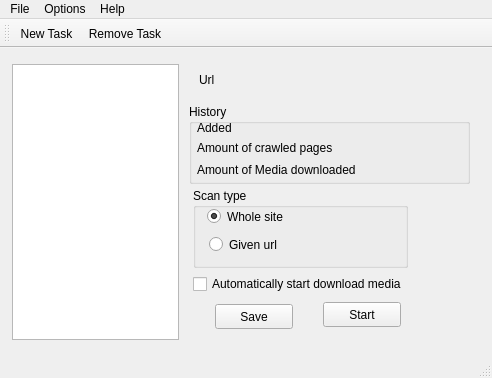
First picture: the form in ui/mediasitedownloder.ui, repository pussbb/QMediaSiteDownloader, before the edit.
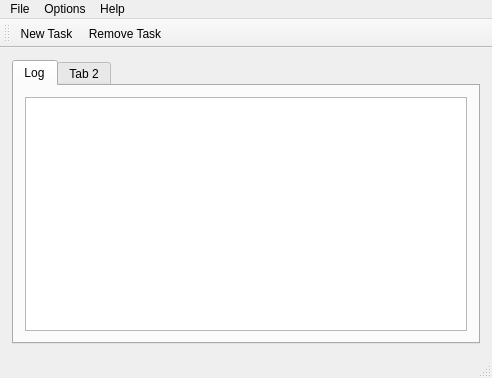
Second picture: the form after the edit. The open tabs and pages were chosen to show the change. Icons and pictures are not drawn.

Commit message: added parsinng class

What changed in the file:
```diff
--- a/ui/mediasitedownloder.ui
+++ b/ui/mediasitedownloder.ui
@@ -43,6 +43,11 @@
             <height>276</height>
            </size>
           </property>
+          <property name="font">
+           <font>
+            <pointsize>16</pointsize>
+           </font>
+          </property>
          </widget>
         </item>
         <item row="0" column="1">
@@ -230,8 +235,8 @@
             <rect>
              <x>14</x>
              <y>8</y>
-             <width>56</width>
-             <height>15</height>
+             <width>273</width>
+             <height>16</height>
             </rect>
            </property>
            <property name="text">
@@ -242,7 +247,32 @@
         </item>
        </layout>
       </widget>
-      <widget class="QWidget" name="page_2"/>
+      <widget class="QWidget" name="parse_info">
+       <layout class="QGridLayout" name="gridLayout_3">
+        <item row="0" column="0">
+         <widget class="QTabWidget" name="tabWidget">
+          <property name="currentIndex">
+           <number>0</number>
+          </property>
+          <widget class="QWidget" name="tab">
+           <attribute name="title">
+            <string>Log</string>
+           </attribute>
+           <layout class="QGridLayout" name="gridLayout_4">
+            <item row="0" column="0">
+             <widget class="QListWidget" name="log"/>
+            </item>
+           </layout>
+          </widget>
+          <widget class="QWidget" name="tab_2">
+           <attribute name="title">
+            <string>Tab 2</string>
+           </attribute>
+          </widget>
+         </widget>
+        </item>
+       </layout>
+      </widget>
      </widget>
     </item>
    </layout>
```
The commit also changes 9 other files.
